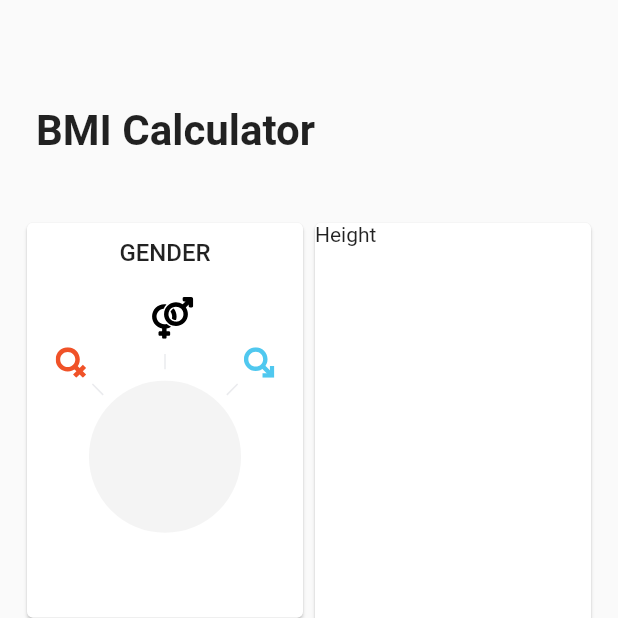
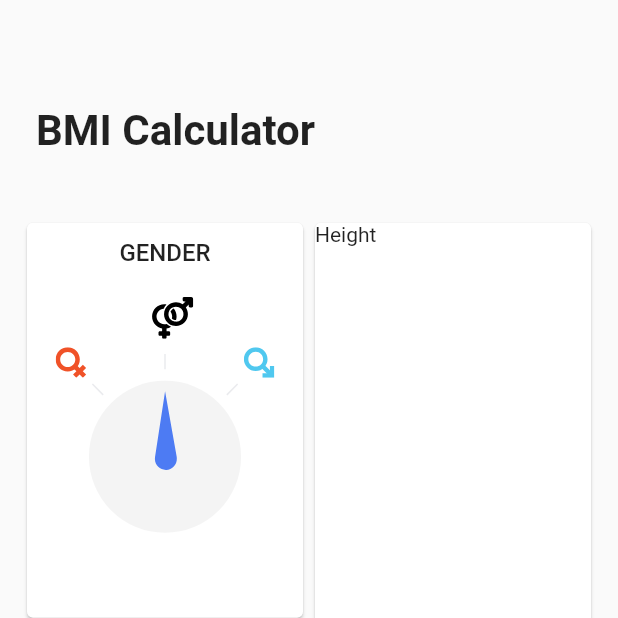
Before and after one commit to santoharyono/BMIcalculator, a Flutter app: the screen it shows after launch, on a phone screen of 412 x 824 dp, the top half of it. Run offline on Flutter 3.47's test engine with Material 2 defaults, Android fonts, the phone set to English and light mode, and no system bars; our stand-ins replace flutter_svg.

Commit message:
add arrow animation

```diff
--- /dev/null
+++ b/lib/components/gender_arrow.dart
@@ -0,0 +1,34 @@
+import 'package:bmi_calculator/utils/bmi_constants.dart';
+import 'package:bmi_calculator/utils/widget_util.dart';
+import 'package:flutter/material.dart';
+import 'package:flutter_svg/flutter_svg.dart';
+
+class GenderArrow extends AnimatedWidget {
+  GenderArrow({Key key, Listenable listenable})
+      : super(key: key, listenable: listenable);
+
+  double _arrowLength(BuildContext context) =>
+      WidgetUtil.screenAwareSize(32.0, context);
+  double _translationOffset(BuildContext context) =>
+      _arrowLength(context) * -0.4;
+
+  @override
+  Widget build(BuildContext context) {
+    Animation animation = listenable;
+
+    return Transform.rotate(
+      angle: animation.value,
+      child: Transform.translate(
+        offset: Offset(0.0, _translationOffset(context)),
+        child: Transform.rotate(
+          angle: -defaultGenderAngle,
+          child: SvgPicture.asset(
+            'asset/images/arrow.svg',
+            height: _arrowLength(context),
+            width: _arrowLength(context),
+          ),
+        ),
+      ),
+    );
+  }
+}
--- a/lib/components/gender_card.dart
+++ b/lib/components/gender_card.dart
@@ -1,7 +1,10 @@
 import 'package:bmi_calculator/components/card_title.dart';
+import 'package:bmi_calculator/components/gender_arrow.dart';
 import 'package:bmi_calculator/components/gender_circle.dart';
 import 'package:bmi_calculator/components/gender_icon_translated.dart';
+import 'package:bmi_calculator/components/tap_handler.dart';
 import 'package:bmi_calculator/enums/gender.dart';
+import 'package:bmi_calculator/utils/bmi_constants.dart';
 import 'package:bmi_calculator/utils/widget_util.dart';
 import 'package:flutter/material.dart';
 
@@ -14,7 +17,22 @@ class GenderCard extends StatefulWidget {
   _GenderCardState createState() => _GenderCardState();
 }
 
-class _GenderCardState extends State<GenderCard> {
+class _GenderCardState extends State<GenderCard>
+    with SingleTickerProviderStateMixin {
+  AnimationController _arrowAnimationController;
+  Gender selectedGender;
+
+  @override
+  void initState() {
+    super.initState();
+    selectedGender = widget.initialGender ?? Gender.other;
+    _arrowAnimationController = AnimationController(
+        vsync: this,
+        lowerBound: -defaultGenderAngle,
+        upperBound: defaultGenderAngle,
+        value: genderAngles[selectedGender]);
+  }
+
   @override
   Widget build(BuildContext context) {
     return Card(
@@ -40,27 +58,57 @@ class _GenderCardState extends State<GenderCard> {
   }
 
   Widget _draMainStack() {
-    return Stack(
+    return Container(
+      width: double.infinity,
+      child: Stack(
         alignment: Alignment.bottomCenter,
         children: <Widget>[
           _drawCircleIndicator(),
           GenderIconTranslated(
-          gender: Gender.male,
+            gender: Gender.female,
           ),
           GenderIconTranslated(
             gender: Gender.other,
           ),
           GenderIconTranslated(
-          gender: Gender.female,
-        )
+            gender: Gender.male,
+          ),
+          _drawGestureDetector()
         ],
+      ),
     );
   }
 
   Widget _drawCircleIndicator() {
     return Stack(
       alignment: Alignment.center,
-      children: <Widget>[GenderCirlcle()],
+      children: <Widget>[
+        GenderCirlcle(),
+        GenderArrow(
+          listenable: _arrowAnimationController,
+        )
+      ],
     );
   }
+
+  _drawGestureDetector() {
+    return Positioned.fill(
+        child: TapHandler(
+      onGenderTapped: _setSelectedGender,
+    ));
   }
+
+  void _setSelectedGender(Gender gender) {
+    setState(() {
+      return selectedGender = gender;
+    });
+    _arrowAnimationController.animateTo(genderAngles[gender],
+        duration: Duration(milliseconds: 150));
+  }
+
+  @override
+  void dispose() {
+    _arrowAnimationController.dispose();
+    super.dispose();
+  }
+}
--- /dev/null
+++ b/lib/components/tap_handler.dart
@@ -0,0 +1,29 @@
+import 'package:bmi_calculator/enums/gender.dart';
+import 'package:flutter/material.dart';
+
+class TapHandler extends StatelessWidget {
+  final Function(Gender) onGenderTapped;
+
+  TapHandler({Key key, this.onGenderTapped}) : super(key: key);
+
+  @override
+  Widget build(BuildContext context) {
+    return Row(
+      mainAxisSize: MainAxisSize.max,
+      children: <Widget>[
+        Expanded(
+            child: GestureDetector(
+          onTap: () => onGenderTapped(Gender.female),
+        )),
+        Expanded(
+            child: GestureDetector(
+          onTap: () => onGenderTapped(Gender.other),
+        )),
+        Expanded(
+            child: GestureDetector(
+          onTap: () => onGenderTapped(Gender.male),
+        ))
+      ],
+    );
+  }
+}
```
Also changed, not shown: asset/images/arrow.svg (added). Lines whose indentation alone changed are shown as unchanged.
